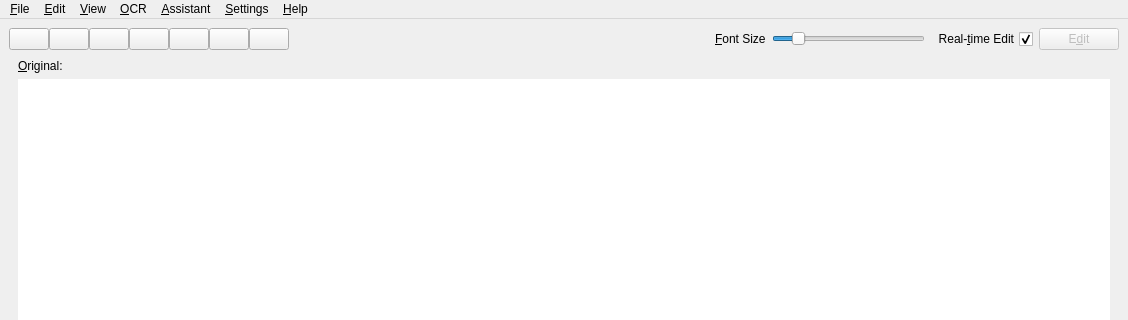
Qt form negar_gui/ui/mwin.ui (javadr/negar-gui) before a commit; both pictures show x 0 to 1128 and y 0 to 320 of the 1128 by 787 pixel window.
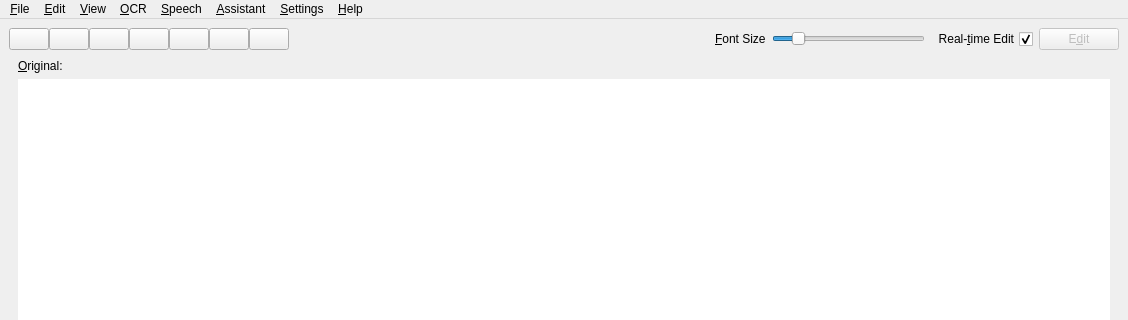
The same form after that commit. Icons and pictures are not drawn.

The edit to the form file:
```diff
--- a/negar_gui/ui/mwin.ui
+++ b/negar_gui/ui/mwin.ui
@@ -582,6 +582,12 @@
     <addaction name="actionClipboard_Reader"/>
     <addaction name="separator"/>
    </widget>
+   <widget class="QMenu" name="menuSpeech">
+    <property name="title">
+     <string>&amp;Speech</string>
+    </property>
+    <addaction name="actionRead_Aloud"/>
+   </widget>
    <widget class="QMenu" name="menu_View">
     <property name="title">
      <string>&amp;View</string>
@@ -609,6 +615,7 @@
    <addaction name="menuEdit"/>
    <addaction name="menu_View"/>
    <addaction name="menuOCR"/>
+   <addaction name="menuSpeech"/>
    <addaction name="menuLLM"/>
    <addaction name="menuSetting"/>
     <addaction name="menuHelp"/>
```
Left out of the diff: 8 changed lines with no effect on the pictures.
